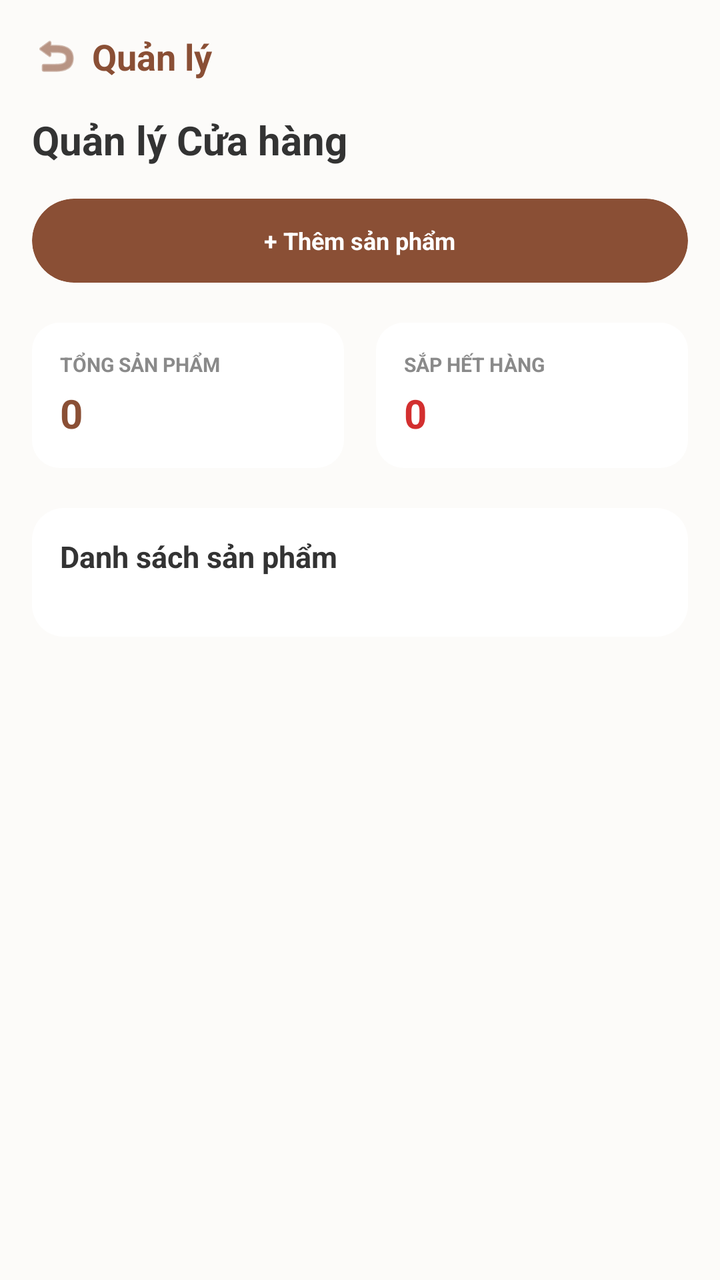
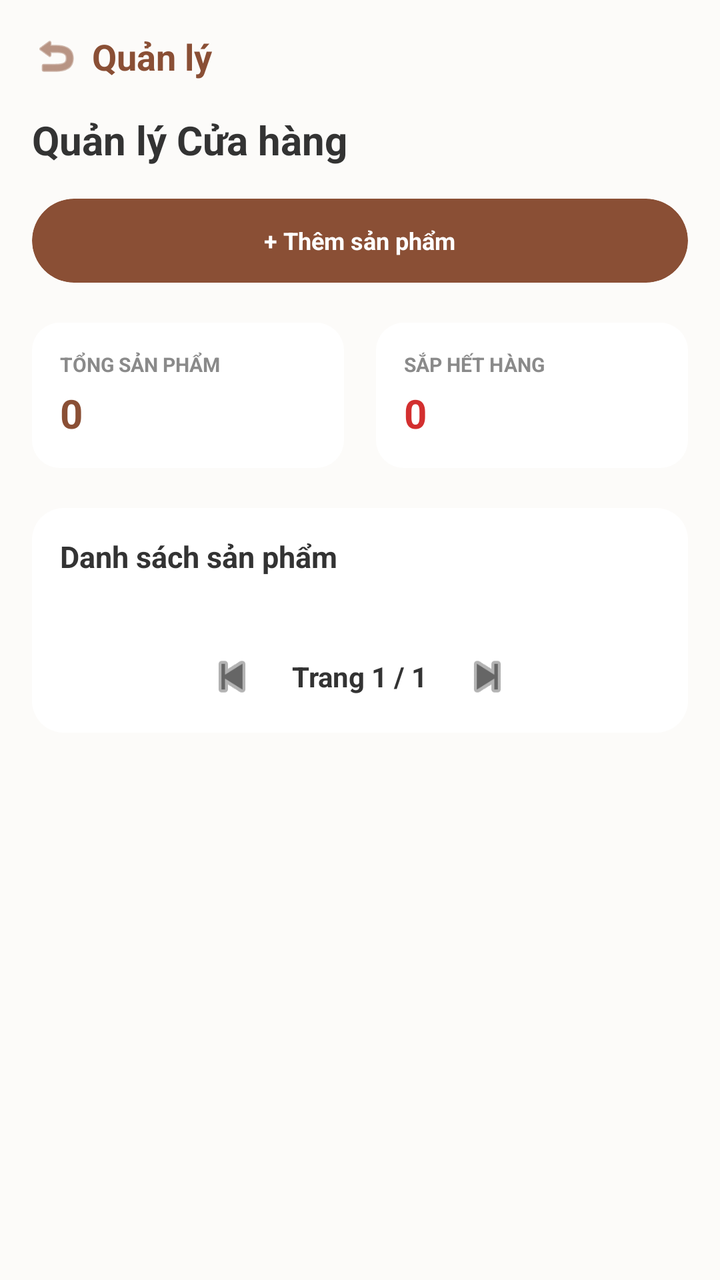

The first picture is an Android layout as it rendered before a commit; the second is the same layout after the commit. The layout source and the unified diff follow.
<!-- AndroidManifest.xml: application theme Theme.PetParadise -->
<!-- res/layout/activity_store.xml -->
<?xml version="1.0" encoding="utf-8"?>
<RelativeLayout xmlns:android="http://schemas.android.com/apk/res/android"
    xmlns:app="http://schemas.android.com/apk/res-auto"
    android:layout_width="match_parent"
    android:layout_height="match_parent"
    android:background="@color/bg_main">

    <ScrollView
        android:layout_width="match_parent"
        android:layout_height="match_parent"
        android:scrollbars="none">

        <LinearLayout
            android:layout_width="match_parent"
            android:layout_height="wrap_content"
            android:orientation="vertical"
            android:padding="16dp">

            
            <RelativeLayout
                android:layout_width="match_parent"
                android:layout_height="wrap_content"
                android:layout_marginBottom="16dp">
                <LinearLayout
                    android:id="@+id/btn_back"
                    android:layout_width="wrap_content"
                    android:layout_height="wrap_content"
                    android:layout_centerVertical="true"
                    android:gravity="center_vertical"
                    android:clickable="true"
                    android:focusable="true">
                    <ImageView
                        android:layout_width="24dp"
                        android:layout_height="24dp"
                        android:src="@android:drawable/ic_menu_revert"
                        app:tint="@color/brown_main" />
                    <TextView
                        android:layout_width="wrap_content"
                        android:layout_height="wrap_content"
                        android:layout_marginStart="6dp"
                        android:text="Quản lý"
                        android:textColor="@color/brown_main"
                        android:textSize="18sp"
                        android:textStyle="bold" />
                </LinearLayout>
            </RelativeLayout>

            
            <TextView
                android:layout_width="wrap_content"
                android:layout_height="wrap_content"
                android:text="Quản lý Cửa hàng"
                android:textColor="@color/text_title"
                android:textSize="20sp"
                android:textStyle="bold" />

            
            <LinearLayout
                android:layout_width="match_parent"
                android:layout_height="wrap_content"
                android:layout_marginTop="16dp"
                android:layout_marginBottom="20dp"
                android:orientation="horizontal">
                <androidx.cardview.widget.CardView
                    android:id="@+id/btn_add_product"
                    android:layout_width="0dp"
                    android:layout_height="42dp"
                    android:layout_weight="1"
                    android:clickable="true"
                    android:focusable="true"
                    app:cardBackgroundColor="@color/brown_main"
                    app:cardCornerRadius="21dp"
                    app:cardElevation="0dp">
                    <TextView
                        android:layout_width="wrap_content"
                        android:layout_height="wrap_content"
                        android:layout_gravity="center"
                        android:text="+ Thêm sản phẩm"
                        android:textColor="@color/white"
                        android:textSize="12sp"
                        android:textStyle="bold" />
                </androidx.cardview.widget.CardView>
            </LinearLayout>

            
            <LinearLayout
                android:layout_width="match_parent"
                android:layout_height="wrap_content"
                android:layout_marginBottom="20dp"
                android:orientation="horizontal"
                android:weightSum="2">
                <androidx.cardview.widget.CardView
                    android:layout_width="0dp"
                    android:layout_height="wrap_content"
                    android:layout_marginEnd="8dp"
                    android:layout_weight="1"
                    app:cardCornerRadius="14dp"
                    app:cardElevation="0dp">
                    <LinearLayout
                        android:layout_width="match_parent"
                        android:layout_height="wrap_content"
                        android:background="@color/white"
                        android:orientation="vertical"
                        android:padding="14dp">
                        <TextView android:layout_width="wrap_content" android:layout_height="wrap_content" android:text="TỔNG SẢN PHẨM" android:textColor="@color/text_subtitle" android:textSize="10sp" android:textStyle="bold" />
                        <TextView android:id="@+id/tv_total_products" android:layout_width="wrap_content" android:layout_height="wrap_content" android:layout_marginTop="4dp" android:text="0" android:textColor="@color/brown_main" android:textSize="20sp" android:textStyle="bold" />
                    </LinearLayout>
                </androidx.cardview.widget.CardView>
                <androidx.cardview.widget.CardView
                    android:layout_width="0dp"
                    android:layout_height="wrap_content"
                    android:layout_marginStart="8dp"
                    android:layout_weight="1"
                    app:cardCornerRadius="14dp"
                    app:cardElevation="0dp">
                    <LinearLayout
                        android:layout_width="match_parent"
                        android:layout_height="wrap_content"
                        android:background="@color/white"
                        android:orientation="vertical"
                        android:padding="14dp">
                        <TextView android:layout_width="wrap_content" android:layout_height="wrap_content" android:text="SẮP HẾT HÀNG" android:textColor="@color/text_subtitle" android:textSize="10sp" android:textStyle="bold" />
                        <TextView android:id="@+id/tv_low_stock" android:layout_width="wrap_content" android:layout_height="wrap_content" android:layout_marginTop="4dp" android:text="0" android:textColor="@color/text_red" android:textSize="20sp" android:textStyle="bold" />
                    </LinearLayout>
                </androidx.cardview.widget.CardView>
            </LinearLayout>

            
            <androidx.cardview.widget.CardView
                android:layout_width="match_parent"
                android:layout_height="wrap_content"
                android:layout_marginBottom="20dp"
                app:cardCornerRadius="16dp"
                app:cardElevation="0dp">
                <LinearLayout
                    android:layout_width="match_parent"
                    android:layout_height="wrap_content"
                    android:background="@color/white"
                    android:orientation="vertical"
                    android:padding="14dp">
                    <TextView
                        android:layout_width="wrap_content"
                        android:layout_height="wrap_content"
                        android:text="Danh sách sản phẩm"
                        android:textColor="@color/text_title"
                        android:textSize="15sp"
                        android:textStyle="bold"
                        android:layout_marginBottom="16dp" />

                    <androidx.recyclerview.widget.RecyclerView
                        android:id="@+id/rv_inventory"
                        android:layout_width="match_parent"
                        android:layout_height="wrap_content"
                        android:nestedScrollingEnabled="false" />
                </LinearLayout>
            </androidx.cardview.widget.CardView>

        </LinearLayout>
    </ScrollView>
</RelativeLayout>
<!-- resources referenced by this layout -->
<resources>
  <color name="bg_main">#FCFBF9</color>
  <color name="brown_main">#8A4F35</color>
  <color name="text_red">#D32F2F</color>
  <color name="text_subtitle">#8A8A8A</color>
  <color name="text_title">#333333</color>
  <color name="white">#FFFFFFFF</color>
  <style name="Theme.PetParadise" parent="Base.Theme.PetParadise" />
  <style name="Base.Theme.PetParadise" parent="Theme.Material3.DayNight.NoActionBar">
          
          
      </style>
</resources>

<!-- the commit's change to res/layout/activity_store.xml (unified diff, before → after) -->
@@ -152,6 +152,43 @@
                         android:layout_width="match_parent"
                         android:layout_height="wrap_content"
                         android:nestedScrollingEnabled="false" />
+
+                    
+                    <LinearLayout
+                        android:id="@+id/layout_pagination"
+                        android:layout_width="match_parent"
+                        android:layout_height="wrap_content"
+                        android:layout_marginTop="20dp"
+                        android:gravity="center"
+                        android:orientation="horizontal">
+                        <ImageView
+                            android:id="@+id/btn_prev_page"
+                            android:layout_width="28dp"
+                            android:layout_height="28dp"
+                            android:src="@android:drawable/ic_media_previous"
+                            app:tint="#666666"
+                            android:clickable="true"
+                            android:focusable="true" />
+
+                        <TextView
+                            android:id="@+id/tv_page_number"
+                            android:layout_width="wrap_content"
+                            android:layout_height="wrap_content"
+                            android:layout_marginHorizontal="16dp"
+                            android:text="Trang 1 / 1"
+                            android:textColor="#333333"
+                            android:textStyle="bold"
+                            android:textSize="14sp" />
+
+                        <ImageView
+                            android:id="@+id/btn_next_page"
+                            android:layout_width="28dp"
+                            android:layout_height="28dp"
+                            android:src="@android:drawable/ic_media_next"
+                            app:tint="#666666"
+                            android:clickable="true"
+                            android:focusable="true" />
+                    </LinearLayout>
                 </LinearLayout>
             </androidx.cardview.widget.CardView>
 
